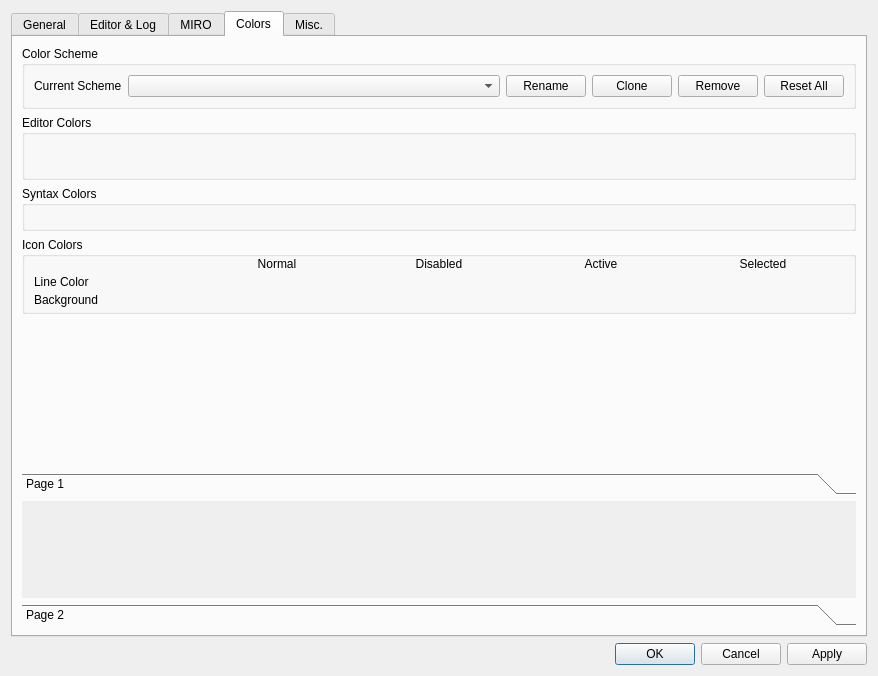
Qt form src/settingsdialog.ui (GAMS-dev/studio) before a commit.
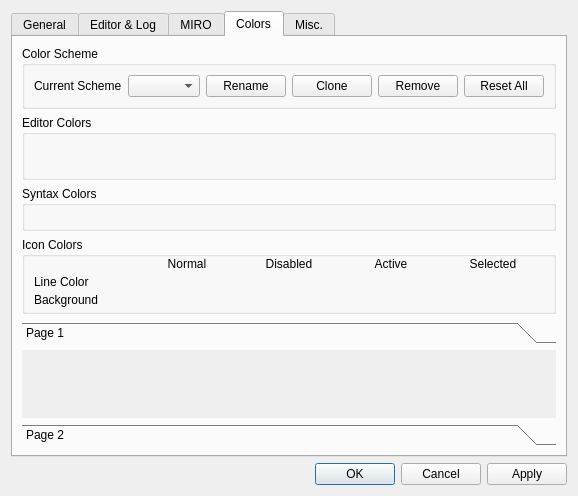
The same form after that commit. The open tabs and pages were chosen to show the change.

What changed in the file:
```diff
--- a/src/settingsdialog.ui
+++ b/src/settingsdialog.ui
@@ -6,8 +6,8 @@
    <rect>
     <x>0</x>
     <y>0</y>
-    <width>878</width>
-    <height>676</height>
+    <width>563</width>
+    <height>491</height>
    </rect>
   </property>
   <property name="windowTitle">
@@ -851,8 +851,8 @@
            <rect>
             <x>0</x>
             <y>0</y>
-            <width>838</width>
-            <height>102</height>
+            <width>98</width>
+            <height>28</height>
            </rect>
           </property>
           <attribute name="label">
```
Left out of the diff: 6 changed lines with no effect on the pictures.
